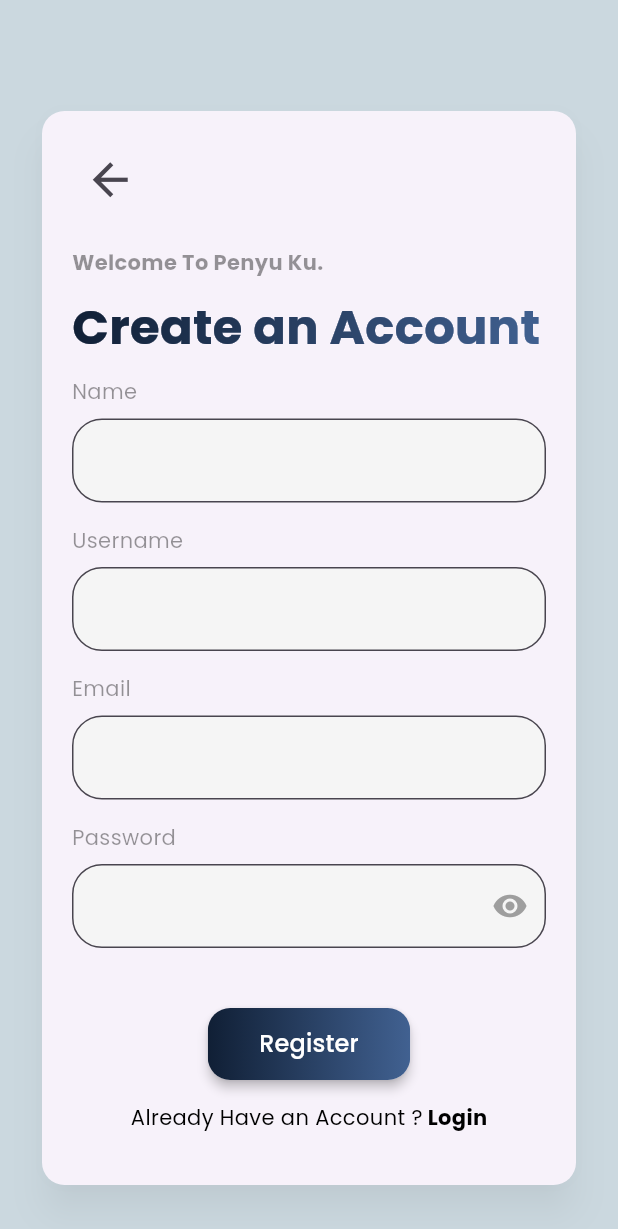
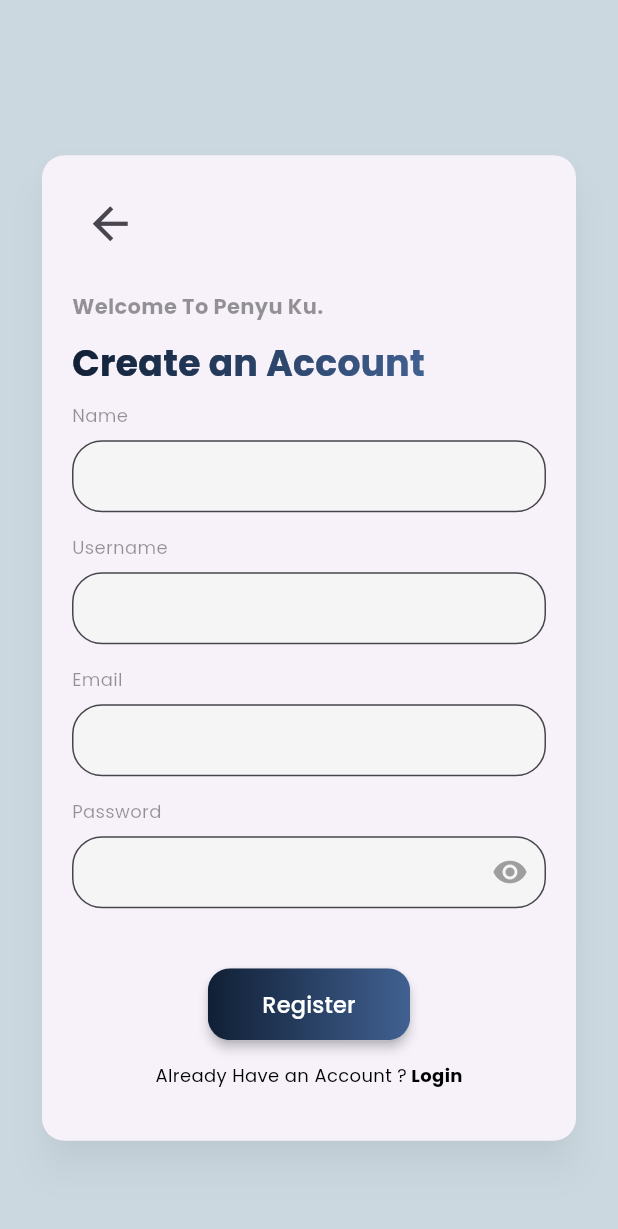
Before and after one commit to Retiortuk/Penyuku-Mobile-App, a Flutter app: the screen it shows after launch, after a tap on "Register", on a phone screen of 412 x 824 dp. Shown: the top 1229 px of the screen. Run offline on Flutter 3.47's test engine with Material 3 defaults, Android fonts, the light colour scheme and no system bars; our stand-ins replace fl_chart, google_fonts.

Commit message:
fix: responsive and readebelity

```diff
--- a/lib/laporanOverview_screen.dart
+++ b/lib/laporanOverview_screen.dart
@@ -78,7 +78,7 @@ class LaporanOverviewScreen extends StatelessWidget {
           CircleAvatar(
             radius: 50,
             backgroundColor: Colors.grey[300],
-            backgroundImage: NetworkImage('assets/images/penyu-tentang.jpg'),
+            backgroundImage: AssetImage('assets/images/penyu-tentang.jpg'),
           ),
           const SizedBox(height: 16),
           Text(
@@ -123,7 +123,7 @@ class LaporanOverviewScreen extends StatelessWidget {
                 color: Colors.grey[400],
                 borderRadius: BorderRadius.circular(12),
                 image: DecorationImage(
-                  image: NetworkImage('assets/images/penyu-tentang.jpg'),
+                  image: AssetImage('assets/images/penyu-tentang.jpg'),
                   fit: BoxFit.cover,
                 ),
               ),
--- a/lib/login_screen.dart
+++ b/lib/login_screen.dart
@@ -69,7 +69,7 @@ class _LoginScreenState extends State<LoginScreen> {
                   style: GoogleFonts.poppins(
                     color: Colors.black,
                     fontWeight: FontWeight.bold,
-                    fontSize: 14,
+                    fontSize: 12,
                   ),
                 ),
               ),
@@ -92,7 +92,7 @@ class _LoginScreenState extends State<LoginScreen> {
                   style: GoogleFonts.poppins(
                     color: Colors.white,
                     fontWeight: FontWeight.bold,
-                    fontSize: 32,
+                    fontSize: 24,
                   ),
                 ),
               ),
@@ -105,7 +105,7 @@ class _LoginScreenState extends State<LoginScreen> {
                 opacity: 0.4,
                 child: Text(
                   "Email",
-                  style: GoogleFonts.poppins(color: Colors.black, fontSize: 14),
+                  style: GoogleFonts.poppins(color: Colors.black, fontSize: 12),
                 ),
               ),
             ),
@@ -115,6 +115,7 @@ class _LoginScreenState extends State<LoginScreen> {
               decoration: InputDecoration(
                 filled: true,
                 fillColor: Colors.grey[100],
+                contentPadding: const EdgeInsets.symmetric(vertical: 10, horizontal: 16),
                 border: OutlineInputBorder(
                   borderRadius: BorderRadius.circular(20),
                   borderSide: BorderSide(color: Colors.grey.shade300),
@@ -130,7 +131,7 @@ class _LoginScreenState extends State<LoginScreen> {
                 opacity: 0.4,
                 child: Text(
                   "Password",
-                  style: GoogleFonts.poppins(color: Colors.black, fontSize: 14),
+                  style: GoogleFonts.poppins(color: Colors.black, fontSize: 12),
                 ),
               ),
             ),
@@ -154,6 +155,7 @@ class _LoginScreenState extends State<LoginScreen> {
                 ),
                 filled: true,
                 fillColor: Colors.grey[100],
+                contentPadding:  const EdgeInsets.symmetric(vertical: 10, horizontal: 16),
                 border: OutlineInputBorder(
                   borderRadius: BorderRadius.circular(20),
                   borderSide: BorderSide(color: Colors.grey.shade300),
@@ -166,7 +168,9 @@ class _LoginScreenState extends State<LoginScreen> {
               children: [
                 Row(
                   children: [
-                    Checkbox(
+                      Transform.scale(
+                        scale: 0.8,
+                        child: Checkbox(
                         value: _rememberMe,
                         onChanged: (bool? newValue) {
                           setState(() {
@@ -178,10 +182,12 @@ class _LoginScreenState extends State<LoginScreen> {
                           borderRadius: BorderRadius.circular(4),
                         ),
                       ),
+                    ),
+
                     Text(
                       "Remember Me",
                       style: GoogleFonts.poppins(
-                        fontSize: 14,
+                        fontSize: 12,
                         color: Colors.black,
                       ),
                     ),
@@ -193,7 +199,7 @@ class _LoginScreenState extends State<LoginScreen> {
                 // ),
               ],
             ),
-            const SizedBox(height: 40),
+            const SizedBox(height: 15),
 
             // Tombol Login
             Padding(
@@ -236,7 +242,7 @@ class _LoginScreenState extends State<LoginScreen> {
                         "Login",
                         style: GoogleFonts.poppins(
                           color: Colors.white,
-                          fontSize: 16,
+                          fontSize: 15,
                         ),
                       ),
                     ),
@@ -252,7 +258,10 @@ class _LoginScreenState extends State<LoginScreen> {
                 children: [
                   Text(
                     "Don't have an account ?",
-                    style: GoogleFonts.poppins(color: Colors.black),
+                    style: GoogleFonts.poppins(
+                      color: Colors.black,
+                      fontSize: 12
+                    ),
                   ),
                   GestureDetector(
                     onTap: () {
@@ -268,6 +277,7 @@ class _LoginScreenState extends State<LoginScreen> {
                       style: GoogleFonts.poppins(
                         color: Colors.black,
                         fontWeight: FontWeight.bold,
+                        fontSize: 12,
                       ),
                     ),
                   ),
--- a/lib/register_screen.dart
+++ b/lib/register_screen.dart
@@ -103,7 +103,7 @@ class _RegisterScreenState extends State<RegisterScreen> {
                   style: GoogleFonts.poppins(
                     color: Colors.white,
                     fontWeight: FontWeight.bold,
-                    fontSize: 32,
+                    fontSize: 24,
                   ),
                 ),
               ),
@@ -117,7 +117,7 @@ class _RegisterScreenState extends State<RegisterScreen> {
                 opacity: 0.4,
                 child: Text(
                   "Name",
-                  style: GoogleFonts.poppins(color: Colors.black, fontSize: 14),
+                  style: GoogleFonts.poppins(color: Colors.black, fontSize: 12),
                 ),
               ),
             ),
@@ -127,6 +127,7 @@ class _RegisterScreenState extends State<RegisterScreen> {
               decoration: InputDecoration(
                 filled: true,
                 fillColor: Colors.grey[100],
+                contentPadding: const EdgeInsets.symmetric(vertical: 10, horizontal: 16),
                 border: OutlineInputBorder(
                   borderRadius: BorderRadius.circular(20),
                   borderSide: BorderSide(color: Colors.grey.shade300),
@@ -142,7 +143,7 @@ class _RegisterScreenState extends State<RegisterScreen> {
                 opacity: 0.4,
                 child: Text(
                   "Username",
-                  style: GoogleFonts.poppins(color: Colors.black, fontSize: 14),
+                  style: GoogleFonts.poppins(color: Colors.black, fontSize: 12),
                 ),
               ),
             ),
@@ -152,6 +153,7 @@ class _RegisterScreenState extends State<RegisterScreen> {
               decoration: InputDecoration(
                 filled: true,
                 fillColor: Colors.grey[100],
+                contentPadding: const EdgeInsets.symmetric(vertical: 10, horizontal: 16),
                 border: OutlineInputBorder(
                   borderRadius: BorderRadius.circular(20),
                   borderSide: BorderSide(color: Colors.grey.shade300),
@@ -167,7 +169,7 @@ class _RegisterScreenState extends State<RegisterScreen> {
                 opacity: 0.4,
                 child: Text(
                   "Email",
-                  style: GoogleFonts.poppins(color: Colors.black, fontSize: 14),
+                  style: GoogleFonts.poppins(color: Colors.black, fontSize: 12),
                 ),
               ),
             ),
@@ -177,6 +179,7 @@ class _RegisterScreenState extends State<RegisterScreen> {
               decoration: InputDecoration(
                 filled: true,
                 fillColor: Colors.grey[100],
+                contentPadding: const EdgeInsets.symmetric(vertical: 10, horizontal: 16),
                 border: OutlineInputBorder(
                   borderRadius: BorderRadius.circular(20),
                   borderSide: BorderSide(color: Colors.grey.shade300),
@@ -192,7 +195,7 @@ class _RegisterScreenState extends State<RegisterScreen> {
                 opacity: 0.4,
                 child: Text(
                   "Password",
-                  style: GoogleFonts.poppins(color: Colors.black, fontSize: 14),
+                  style: GoogleFonts.poppins(color: Colors.black, fontSize: 12),
                 ),
               ),
             ),
@@ -216,6 +219,7 @@ class _RegisterScreenState extends State<RegisterScreen> {
                 ),
                 filled: true,
                 fillColor: Colors.grey[100],
+                contentPadding: const EdgeInsets.symmetric(vertical: 10, horizontal: 16),
                 border: OutlineInputBorder(
                   borderRadius: BorderRadius.circular(20),
                   borderSide: BorderSide(color: Colors.grey.shade300),
@@ -265,7 +269,7 @@ class _RegisterScreenState extends State<RegisterScreen> {
                         "Register",
                         style: GoogleFonts.poppins(
                           color: Colors.white,
-                          fontSize: 16,
+                          fontSize: 15,
                         ),
                       ),
                     ),
@@ -281,7 +285,7 @@ class _RegisterScreenState extends State<RegisterScreen> {
                 children: [
                   Text(
                     "Already Have an Account ?",
-                    style: GoogleFonts.poppins(color: Colors.black),
+                    style: GoogleFonts.poppins(color: Colors.black, fontSize: 12),
                   ),
                   GestureDetector(
                     onTap: () {
@@ -292,6 +296,7 @@ class _RegisterScreenState extends State<RegisterScreen> {
                       style: GoogleFonts.poppins(
                         color: Colors.black,
                         fontWeight: FontWeight.bold,
+                        fontSize: 12
                       ),
                     ),
                   ),
```
Also changed, not shown: lib/aboutUs_screen.dart (+6 -6 lines), lib/dashboard_screen.dart (+13 -10 lines), lib/edukasi_screen.dart (+6 -6 lines), lib/komunitas_overview.dart (+4 -4 lines), lib/komunitas_screen.dart (+7 -4 lines), lib/laporan_screen.dart (+7 -7 lines), lib/pencatatan_screen.dart (+7 -5 lines), lib/profile_screen.dart (+5 -5 lines), lib/statistik_screen.dart (+9 -9 lines). Lines whose indentation alone changed are shown as unchanged.
